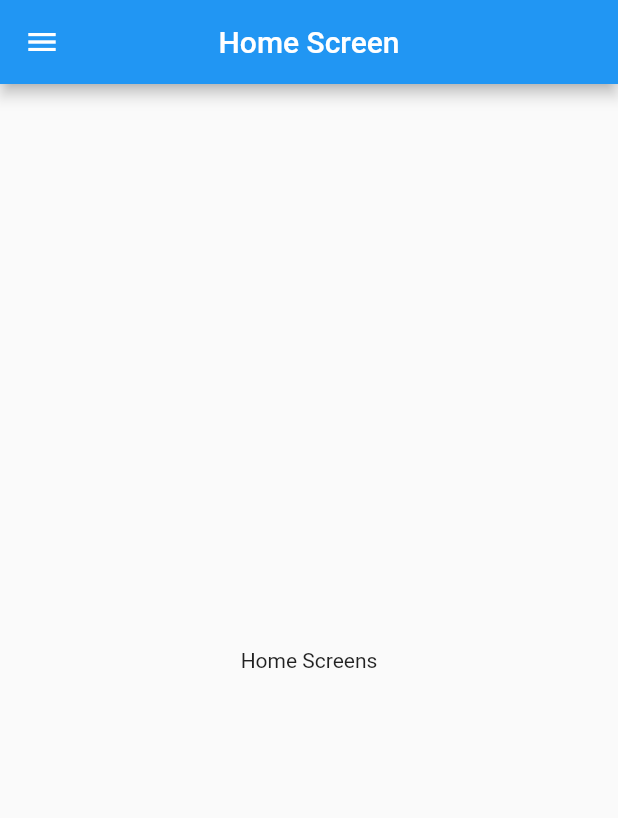
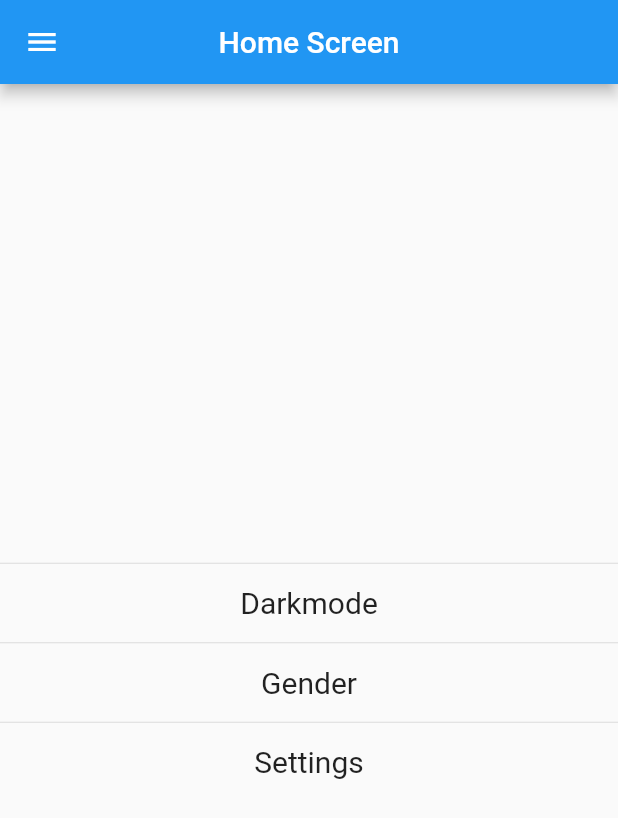
Before and after one commit to Juanes0930/Preferences_User_app, a Flutter app: the screen it shows after launch, on a phone screen of 412 x 824 dp. Shown: the top 818 px of the screen. Run offline on Flutter 3.47's test engine with Material 2 defaults, Android fonts, the phone set to English and light mode, and no system bars.

Commit message:
Title: Update App , Description: assets created, home screen design

```diff
--- a/lib/screens/home_screen.dart
+++ b/lib/screens/home_screen.dart
@@ -1,4 +1,6 @@
 import 'package:flutter/material.dart';
+
+import '../widgets/side_menu.dart';
 
 
 class HomeScreen extends StatelessWidget {
@@ -12,8 +14,18 @@ class HomeScreen extends StatelessWidget {
         centerTitle: true,
         title: const Text('Home Screen'),
       ),
-      drawer: Container(),
-      body: const Center(child: Text('Home Screens'),)
+      drawer:const SideMenu(),
+      body: const Column(
+        mainAxisAlignment: MainAxisAlignment.center,
+        children: [
+        Divider(height: 30,),
+        Text('Darkmode', style: TextStyle(fontSize: 20)),
+        Divider(height: 30,),
+        Text('Gender', style: TextStyle(fontSize: 20)),
+        Divider(height: 30,),
+        Text('Settings', style: TextStyle(fontSize: 20)),
+        ],
+      )
     );
   }
 }
--- a/pubspec.yaml
+++ b/pubspec.yaml
@@ -59,8 +59,8 @@ flutter:
   uses-material-design: true
 
   # To add assets to your application, add an assets section, like this:
-  # assets:
-  #   - images/a_dot_burr.jpeg
+  assets:
+    - assets/
   #   - images/a_dot_ham.jpeg
 
   # An image asset can refer to one or more resolution-specific "variants", see
```
Also changed, not shown: lib/widgets/side_menu.dart (+25 -1 lines), assets/menu-img.jpg (added).
